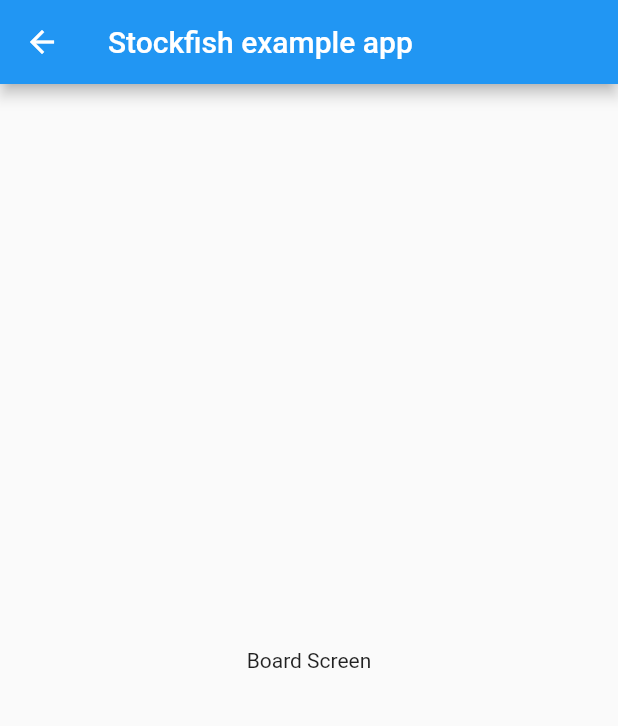
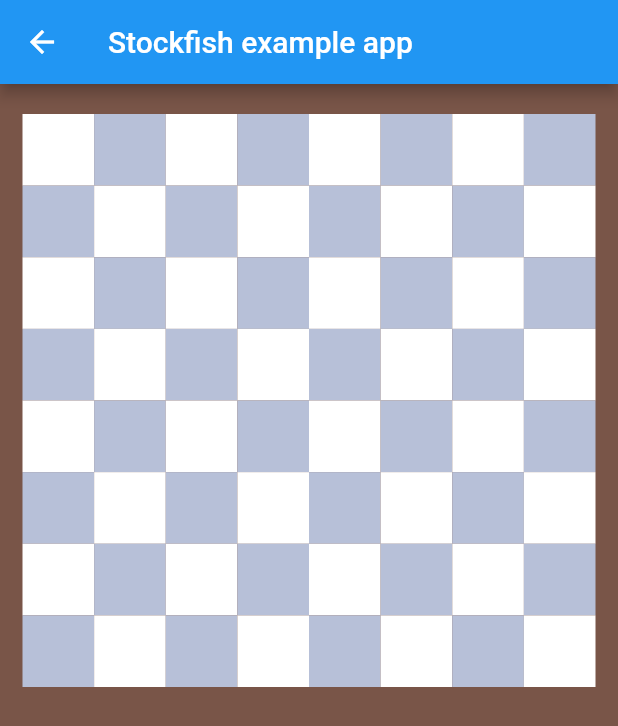
Before and after one commit to tuconghieu1998/chess, a Flutter app: the BoardPage screen opened by its route, on a phone screen of 412 x 824 dp. Shown: the top 726 px of the screen. Run offline on Flutter 3.47's test engine with Material 2 defaults, Android fonts, the phone set to English and light mode, and no system bars; missing offline and left inert: stockfish.

Commit message:
create board

```diff
--- /dev/null
+++ b/lib/color_constants.dart
@@ -0,0 +1,6 @@
+import 'package:flutter/animation.dart';
+
+class AppColor {
+  static const Color whiteTile = Color(0xffffffff);
+  static const Color blackTile = Color(0xffB7C0D8);
+}
--- /dev/null
+++ b/lib/constants.dart
@@ -0,0 +1,3 @@
+class AppConstants {
+  static const double sizeTile = 50.0;
+}
--- a/lib/main.dart
+++ b/lib/main.dart
@@ -21,7 +21,7 @@ class _AppState extends State<MyApp> {
   @override
   void initState() {
     super.initState();
-    stockfish = Stockfish();
+    //stockfish = Stockfish();
   }
 
   @override
@@ -30,6 +30,7 @@ class _AppState extends State<MyApp> {
       routes: routes,
       home: Builder(
         builder: (context) {
+          return BoardPage();
           return Scaffold(
             appBar: AppBar(
               title: const Text('Stockfish example app'),
--- /dev/null
+++ b/lib/src/common/stateless/tile_widget.dart
@@ -0,0 +1,20 @@
+import 'package:chess/constants.dart';
+import 'package:flutter/cupertino.dart';
+
+class TileWidget extends StatelessWidget {
+  const TileWidget({super.key, this.color, this.size});
+
+  final Color? color;
+  final double? size;
+
+  @override
+  Widget build(BuildContext context) {
+    return Container(
+      width: size,
+      height: size,
+      decoration: BoxDecoration(
+        color: color
+      ),
+    );
+  }
+}
--- a/lib/src/page/board_page.dart
+++ b/lib/src/page/board_page.dart
@@ -1,3 +1,5 @@
+import 'package:chess/color_constants.dart';
+import 'package:chess/src/common/stateless/tile_widget.dart';
 import 'package:flutter/material.dart';
 import 'package:flutter/src/widgets/container.dart';
 import 'package:flutter/src/widgets/framework.dart';
@@ -12,14 +14,52 @@ class BoardPage extends StatefulWidget {
 }
 
 class _BoardPageState extends State<BoardPage> {
+
+  List<Widget> renderBoard() {
+    double size = (MediaQuery.of(context).size.width - 30) / 8;
+    if (size > 100) {
+      size = 100;
+    }
+    List<Widget> board = [];
+    for(int row =8;row>0;row--) {
+      board.add(Row(
+        mainAxisAlignment: MainAxisAlignment.center,
+        children: renderRow(row, size),));
+    }
+    return board;
+  }
+
+  List<Widget> renderRow(int col, double size) {
+    List<Color> colors = [];
+    if(col%2 == 0) {
+      colors.add(AppColor.whiteTile);
+      colors.add(AppColor.blackTile);
+    }
+    else {
+      colors.add(AppColor.blackTile);
+      colors.add(AppColor.whiteTile);
+    }
+
+    List<Widget> row = [];
+    for(int col =8;col>0;col--) {
+      row.add(TileWidget(size: size, color: colors[col%2],));
+    }
+    return row;
+  }
+
   @override
   Widget build(BuildContext context) {
     return Scaffold(
+      backgroundColor: Colors.brown,
       appBar: AppBar(
         leading: const BackButton(),
         title: const Text('Stockfish example app'),
       ),
-      body: const Center(child: Text("Board Screen")),
+      body: Padding(
+        padding: const EdgeInsets.only(top: 20),
+        child: Column(
+          children: renderBoard(),),
+      )
     );
   }
 }
```
